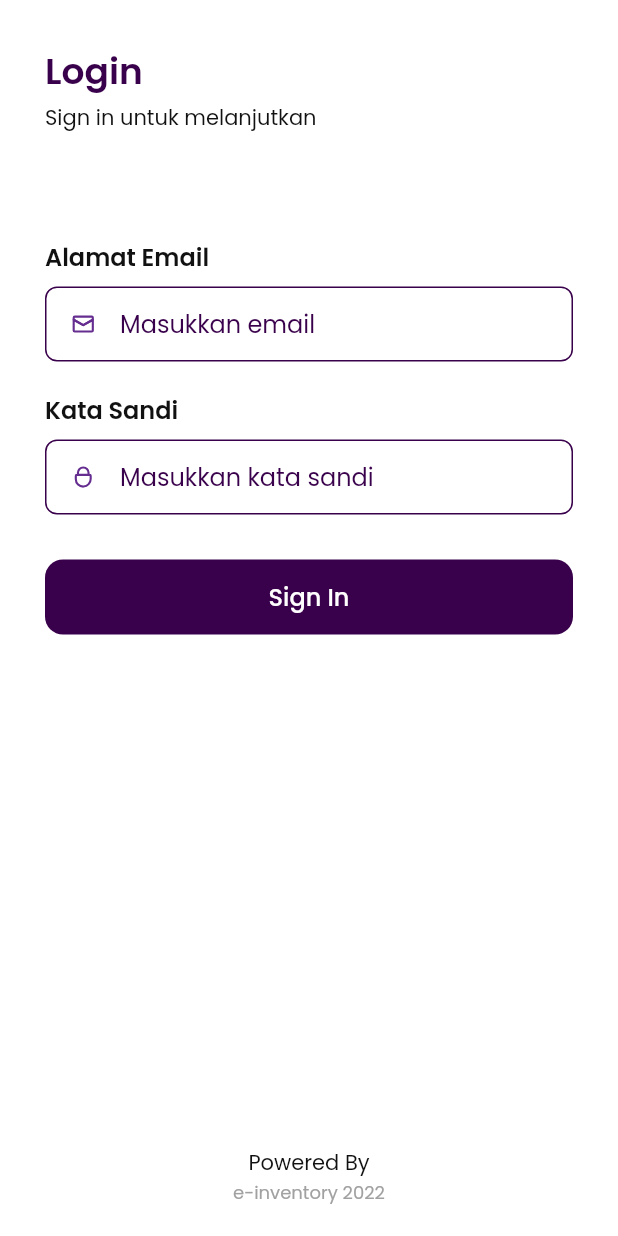
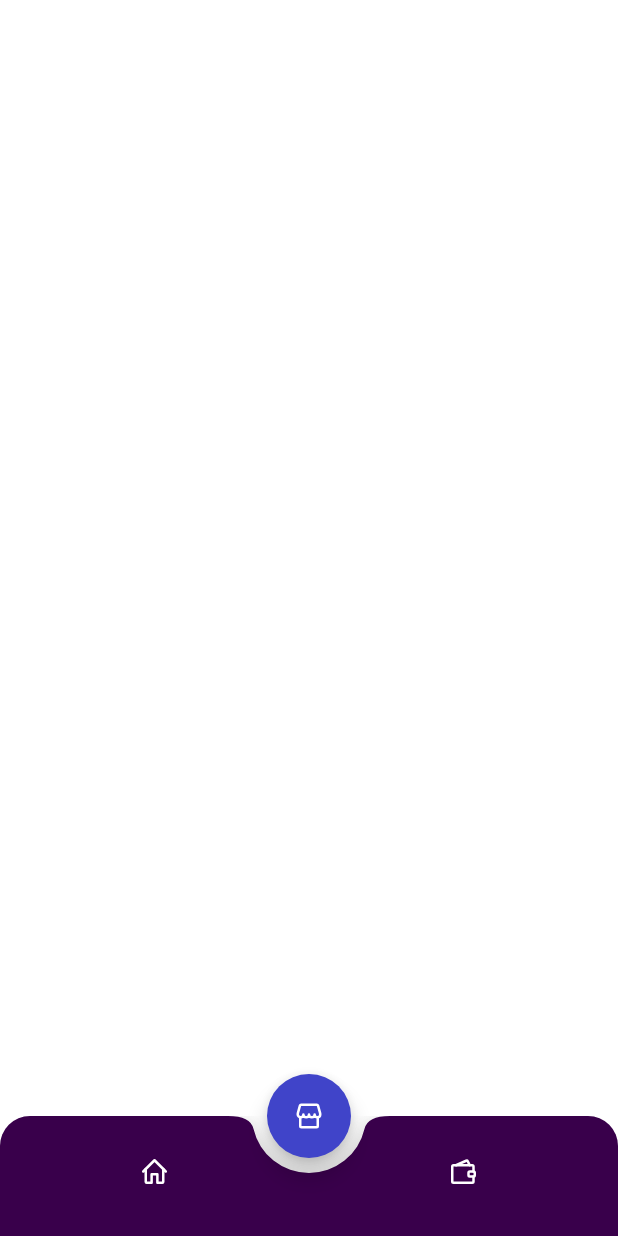
Before and after one commit to teguhkrniawan/e-Inventory, a Flutter app: the screen it shows after launch, after a tap on "Sign In", on a phone screen of 412 x 824 dp. Run offline on Flutter 3.47's test engine with Material 2 defaults, Android fonts, the phone set to English and light mode, and no system bars; our stand-ins replace flutter_svg, google_fonts.

Commit message:
add : navbar menu di home page

```diff
--- a/lib/main.dart
+++ b/lib/main.dart
@@ -1,3 +1,4 @@
+import 'package:e_inventory/pages/menu_parent_page.dart';
 import 'package:e_inventory/pages/sign_in_page.dart';
 import 'package:e_inventory/pages/splash_page.dart';
 import 'package:flutter/material.dart';
@@ -15,6 +16,7 @@ class MyApp extends StatelessWidget {
       routes: {
         '/' : (context) => SplashPage(),
         '/sign-in' : (context) => SignInPage(),
+        '/main-home': (context) => MenuParentPage(),
       },
     );
   }
--- /dev/null
+++ b/lib/pages/menu_parent_page.dart
@@ -0,0 +1,90 @@
+/**
+ * Merupakan parent dari page pertama
+ * yang akan melakukan handle routing
+ * menu-menu utama
+ */
+
+import 'package:e_inventory/theme.dart';
+import 'package:flutter/material.dart';
+import 'package:flutter_svg/flutter_svg.dart';
+
+class MenuParentPage extends StatelessWidget {
+
+
+  @override
+  Widget build(BuildContext context) {
+
+    // floating action button
+    Widget penjualanFLoatingBtn(){
+      return FloatingActionButton(
+        onPressed: (){},
+        backgroundColor: blueColor,
+        child: SvgPicture.asset(
+          'assets/icon_store.svg',
+          width: 20,
+          color: whiteColor,
+        ),
+      );
+    }
+
+    // custom body navigation
+    Widget customNavBottom(){
+      return ClipRRect(
+        borderRadius: BorderRadius.vertical(
+          top: Radius.circular(20)
+        ),
+        child: BottomAppBar(
+          color: navyColor,
+          shape: CircularNotchedRectangle(),
+          notchMargin: 10,
+          clipBehavior: Clip.antiAliasWithSaveLayer,
+          child: BottomNavigationBar(
+            backgroundColor: navyColor,
+            type: BottomNavigationBarType.fixed,
+            onTap: (value){},
+            items: [
+              BottomNavigationBarItem(
+                icon: Container(
+                  margin: EdgeInsets.only(
+                    top: 20,
+                    bottom: 10
+                  ),
+                  child: SvgPicture.asset(
+                    'assets/icon_homes.svg',
+                    width: 20,
+                    color: whiteColor
+                  ),
+                ),
+                label: '',
+              ),
+              BottomNavigationBarItem(
+                icon: Container(
+                  margin: EdgeInsets.only(
+                    top: 20,
+                    bottom: 10
+                  ),
+                  child: SvgPicture.asset(
+                    'assets/icon_wallet.svg',
+                    width: 20,
+                    color: whiteColor
+                  ),
+                ),
+                label: '',
+              ),
+            ],
+          )
+        ),
+      );
+    }
+
+    return Scaffold(
+      backgroundColor: whiteColor,
+      floatingActionButton: penjualanFLoatingBtn(),
+      floatingActionButtonLocation: FloatingActionButtonLocation.centerDocked,
+      bottomNavigationBar: customNavBottom(),
+      body: SafeArea(
+        child: Center(),
+      )
+    );
+  }
+}
--- a/lib/pages/sign_in_page.dart
+++ b/lib/pages/sign_in_page.dart
@@ -4,6 +4,12 @@ import 'package:flutter/services.dart';
 import 'package:flutter_svg/flutter_svg.dart';
 
 class SignInPage extends StatelessWidget {
+
+
+  @override
+  Widget build(BuildContext context) {
+
+    SystemChrome.setEnabledSystemUIMode(SystemUiMode.manual, overlays: [SystemUiOverlay.top, SystemUiOverlay.bottom]);
 
       // widget header
     Widget header(){
@@ -130,7 +136,9 @@ class SignInPage extends StatelessWidget {
           width: double.infinity,
           margin: EdgeInsets.only(top: 30),
           child: TextButton(
-          onPressed: (){},
+            onPressed: (){
+              Navigator.pushNamed(context, '/main-home');
+            },
             style: TextButton.styleFrom(
               backgroundColor: navyColor,
               shape: RoundedRectangleBorder(
@@ -163,10 +171,6 @@ class SignInPage extends StatelessWidget {
         );
     }
 
-
-  @override
-  Widget build(BuildContext context) {
-    SystemChrome.setEnabledSystemUIMode(SystemUiMode.manual, overlays: [SystemUiOverlay.top]);
     return Scaffold(
       backgroundColor: whiteColor,
       resizeToAvoidBottomInset: false,
@@ -188,7 +192,7 @@ class SignInPage extends StatelessWidget {
           ),
         ),
       ),
+    );
 
-    );
   }
 }
--- a/lib/theme.dart
+++ b/lib/theme.dart
@@ -13,6 +13,7 @@ double defaultPadding = 20.0;
 
 // set color
 Color navyColor = Color(0xff39004B);
+Color blueColor = Color(0xff4044C9);
 Color redColor = Color(0xffFF686D);
 Color yellowColor = Color(0xffFFE8AD);
 Color whiteColor = Color(0xffFFFFFF);
```
Also changed, not shown: assets/icon_homes.svg (added), assets/icon_mrp.svg (added), assets/icon_store.svg (added), assets/icon_wallet.svg (added), 1 other file. Lines whose indentation alone changed are shown as unchanged.
